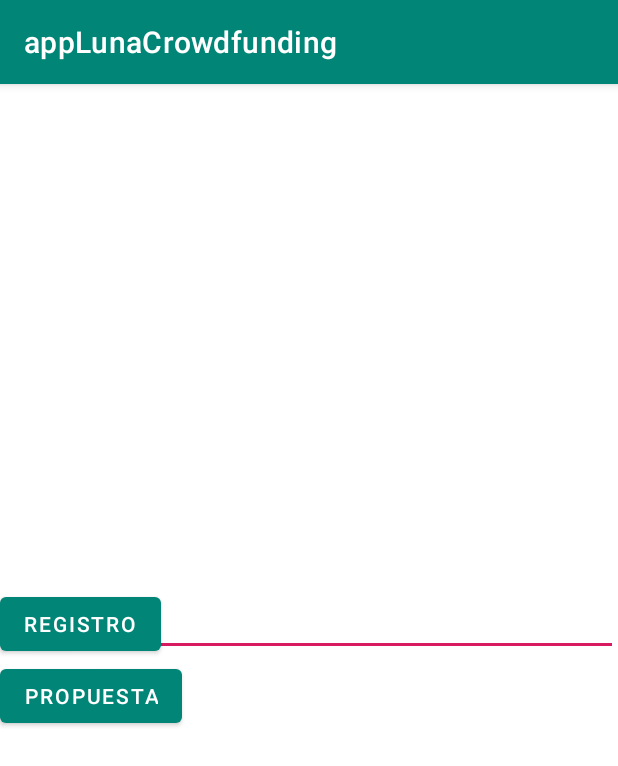
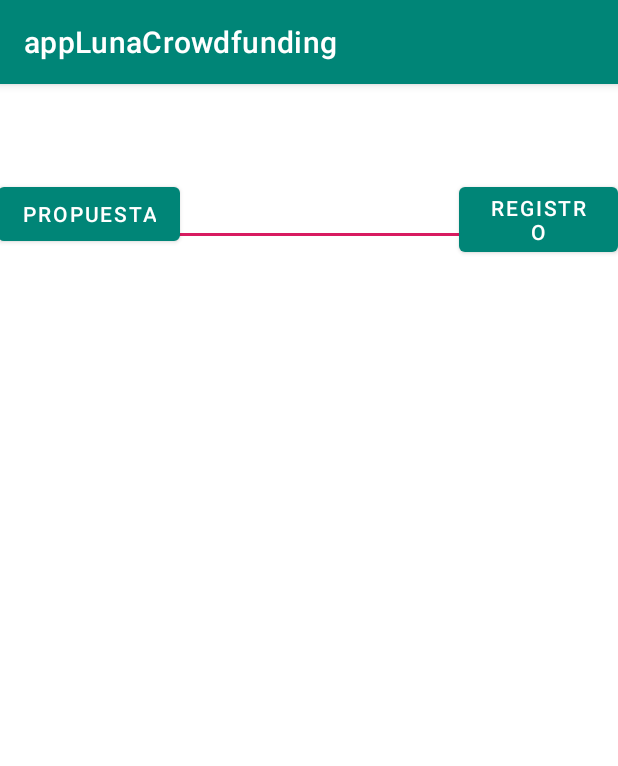
Before and after one commit to luchizina/movilLuna, an Android app: the screen it shows after launch (MainActivity), on a phone screen of 412 x 824 dp. Shown: the top 766 px of the screen. Run offline under Robolectric (Android 15) with nearby library versions, the phone set to English and light mode, and no system bars.

Commit message:
Merge branch 'master' of https://github.com/luchizina/movilLuna
# Conflicts:
#	app/src/main/res/layout/activity_registro.xml

```diff
--- a/app/src/main/res/layout/activity_main.xml
+++ b/app/src/main/res/layout/activity_main.xml
@@ -9,12 +9,12 @@
     <RelativeLayout
         android:layout_width="wrap_content"
         android:layout_height="wrap_content"
-
         app:layout_constraintBottom_toBottomOf="parent"
         app:layout_constraintEnd_toEndOf="parent"
-        app:layout_constraintHorizontal_bias="0.5"
+        app:layout_constraintHorizontal_bias="0.0"
         app:layout_constraintStart_toStartOf="parent"
-        app:layout_constraintTop_toTopOf="parent">
+        app:layout_constraintTop_toTopOf="parent"
+        app:layout_constraintVertical_bias="0.088">
 
         <EditText
             android:id="@+id/txtNombre"
@@ -25,26 +25,28 @@
             android:text="" />
 
 
-
         <Button
             android:id="@+id/button"
             android:layout_width="wrap_content"
             android:layout_height="wrap_content"
+            android:layout_marginLeft="-1dp"
+
+            android:onClick="traerProp"
             android:text="Propuesta"
-            android:layout_below="@+id/buttonR"
             tools:layout_editor_absoluteX="86dp"
-            tools:layout_editor_absoluteY="463dp"
-            android:onClick="traerProp"/>
+            tools:layout_editor_absoluteY="463dp" />
 
 
         <Button
             android:id="@+id/buttonR"
             android:layout_width="wrap_content"
             android:layout_height="wrap_content"
+            android:layout_marginLeft="186dp"
+            android:layout_toRightOf="@+id/button"
             android:text="Registro"
+            tools:ignore="MissingConstraints"
             tools:layout_editor_absoluteX="175dp"
-            tools:layout_editor_absoluteY="486dp"
-            tools:ignore="MissingConstraints" />
+            tools:layout_editor_absoluteY="486dp" />
     </RelativeLayout>
 
 
```
